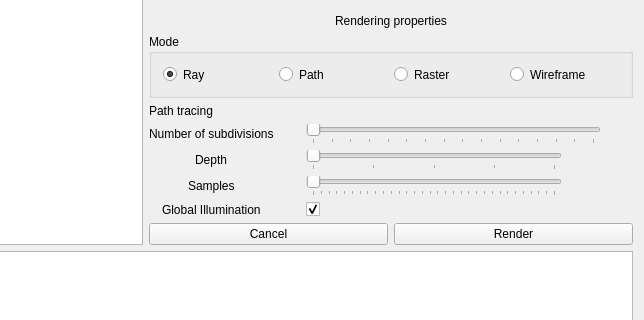
The window that mainwindow.ui (miht/Kamehameha) describes before a commit, drawn with Qt 5; both pictures show x 380 to 1024 and y 315 to 635 of the 1024 by 753 pixel window.
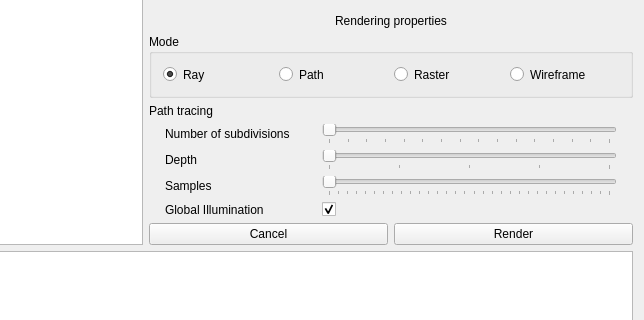
The same window after the commit.

Commit message: resolved interaction between render buttons

```diff
--- a/mainwindow.ui
+++ b/mainwindow.ui
@@ -382,7 +382,7 @@
            </widget>
           </item>
           <item>
-           <layout class="QVBoxLayout" name="rendererLayout">
+           <layout class="QVBoxLayout" name="rendererLayout" stretch="0,0">
             <item>
              <widget class="QLabel" name="label_2">
               <property name="maximumSize">
@@ -397,31 +397,66 @@
              </widget>
             </item>
             <item>
-             <layout class="QFormLayout" name="formLayout">
-              <property name="labelAlignment">
-               <set>Qt::AlignCenter</set>
-              </property>
-              <property name="formAlignment">
-               <set>Qt::AlignHCenter|Qt::AlignTop</set>
-              </property>
-              <property name="horizontalSpacing">
-               <number>32</number>
+             <layout class="QGridLayout" name="gridLayout">
+              <property name="leftMargin">
+               <number>16</number>
               </property>
               <property name="rightMargin">
+               <number>16</number>
+              </property>
+              <property name="horizontalSpacing">
                <number>32</number>
               </property>
-              <item row="2" column="0">
+              <item row="0" column="0">
+               <widget class="QLabel" name="label_17">
+                <property name="text">
+                 <string>Number of subdivisions</string>
+                </property>
+               </widget>
+              </item>
+              <item row="0" column="1">
+               <widget class="QSlider" name="slider_subdivision">
+                <property name="minimumSize">
+                 <size>
+                  <width>0</width>
+                  <height>0</height>
+                 </size>
+                </property>
+                <property name="minimum">
+                 <number>1</number>
+                </property>
+                <property name="maximum">
+                 <number>16</number>
+                </property>
+                <property name="orientation">
+                 <enum>Qt::Horizontal</enum>
+                </property>
+                <property name="tickPosition">
+                 <enum>QSlider::TicksBelow</enum>
+                </property>
+                <property name="tickInterval">
+                 <number>1</number>
+                </property>
+               </widget>
+              </item>
+              <item row="1" column="0">
                <widget class="QLabel" name="label_5">
                 <property name="text">
                  <string>Depth</string>
                 </property>
                </widget>
               </item>
-              <item row="2" column="1">
+              <item row="1" column="1">
                <widget class="QSlider" name="slider_depth">
+                <property name="minimumSize">
+                 <size>
+                  <width>0</width>
+                  <height>0</height>
+                 </size>
+                </property>
                 <property name="maximumSize">
                  <size>
-                  <width>256</width>
+                  <width>16777215</width>
                   <height>16777215</height>
                  </size>
                 </property>
@@ -442,18 +477,24 @@
                 </property>
                </widget>
               </item>
-              <item row="3" column="0">
+              <item row="2" column="0">
                <widget class="QLabel" name="label_3">
                 <property name="text">
                  <string>Samples</string>
                 </property>
                </widget>
               </item>
-              <item row="3" column="1">
+              <item row="2" column="1">
                <widget class="QSlider" name="slider_samples">
+                <property name="minimumSize">
+                 <size>
+                  <width>0</width>
+                  <height>0</height>
+                 </size>
+                </property>
                 <property name="maximumSize">
                  <size>
-                  <width>256</width>
+                  <width>16777215</width>
                   <height>16777215</height>
                  </size>
                 </property>
@@ -474,14 +515,14 @@
                 </property>
                </widget>
               </item>
-              <item row="4" column="0">
+              <item row="3" column="0">
                <widget class="QLabel" name="label_16">
                 <property name="text">
                  <string>Global Illumination</string>
                 </property>
                </widget>
               </item>
-              <item row="4" column="1">
+              <item row="3" column="1">
                <widget class="QCheckBox" name="checkbox_global_illu">
                 <property name="sizePolicy">
                  <sizepolicy hsizetype="Fixed" vsizetype="Fixed">
@@ -497,32 +538,6 @@
                 </property>
                </widget>
               </item>
-              <item row="1" column="0">
-               <widget class="QLabel" name="label_17">
-                <property name="text">
-                 <string>Number of subdivisions</string>
-                </property>
-               </widget>
-              </item>
-              <item row="1" column="1">
-               <widget class="QSlider" name="slider_subdivision">
-                <property name="minimum">
-                 <number>1</number>
-                </property>
-                <property name="maximum">
-                 <number>16</number>
-                </property>
-                <property name="orientation">
-                 <enum>Qt::Horizontal</enum>
-                </property>
-                <property name="tickPosition">
-                 <enum>QSlider::TicksBelow</enum>
-                </property>
-                <property name="tickInterval">
-                 <number>1</number>
-                </property>
-               </widget>
-              </item>
              </layout>
             </item>
            </layout>
```
The commit also changes 1 other file.
